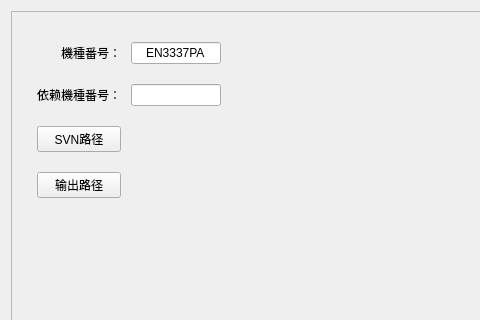
335134701/QT_Demo, file Forms/AutomationTool.ui: the form before one commit; both pictures show x 0 to 480 and y 0 to 320 of the 1027 by 500 pixel window.
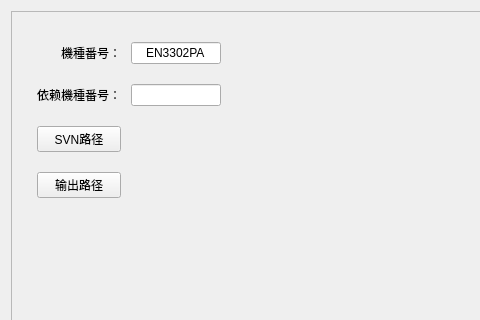
The form after the commit. Icons and pictures are not drawn.

```diff
--- a/Forms/AutomationTool.ui
+++ b/Forms/AutomationTool.ui
@@ -214,7 +214,7 @@
           <string notr="true"/>
          </property>
          <property name="text">
-          <string>EN3337PA</string>
+          <string>EN3302PA</string>
          </property>
          <property name="maxLength">
           <number>8</number>
```
